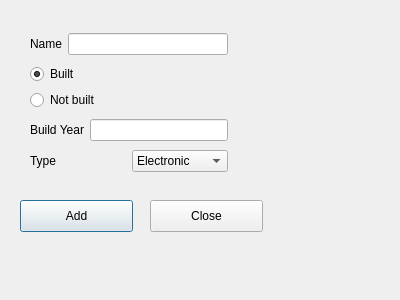
Above: addcomp.ui from sandraBender/VLN1-hopur2 before the change. Below: the same form after it.
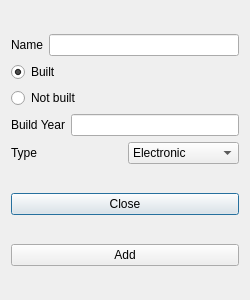
That is the form after the change.

```diff
--- a/addcomp.ui
+++ b/addcomp.ui
@@ -6,48 +6,15 @@
    <rect>
     <x>0</x>
     <y>0</y>
-    <width>400</width>
+    <width>250</width>
     <height>300</height>
    </rect>
   </property>
   <property name="windowTitle">
    <string>Dialog</string>
   </property>
-  <widget class="QPushButton" name="button_add">
-   <property name="geometry">
-    <rect>
-     <x>20</x>
-     <y>200</y>
-     <width>113</width>
-     <height>32</height>
-    </rect>
-   </property>
-   <property name="text">
-    <string>Add</string>
-   </property>
-  </widget>
-  <widget class="QPushButton" name="button_close">
-   <property name="geometry">
-    <rect>
-     <x>150</x>
-     <y>200</y>
-     <width>113</width>
-     <height>32</height>
-    </rect>
-   </property>
-   <property name="text">
-    <string>Close</string>
-   </property>
-  </widget>
-  <widget class="QWidget" name="layoutWidget">
-   <property name="geometry">
-    <rect>
-     <x>30</x>
-     <y>30</y>
-     <width>198</width>
-     <height>145</height>
-    </rect>
-   </property>
+  <layout class="QVBoxLayout" name="verticalLayout_3">
+   <item>
    <layout class="QVBoxLayout" name="verticalLayout_2">
     <item>
      <layout class="QHBoxLayout" name="horizontalLayout">
@@ -142,7 +109,22 @@
      </layout>
     </item>
    </layout>
-  </widget>
+   </item>
+   <item>
+    <widget class="QPushButton" name="button_close">
+     <property name="text">
+      <string>Close</string>
+     </property>
+    </widget>
+   </item>
+   <item>
+    <widget class="QPushButton" name="button_add">
+     <property name="text">
+      <string>Add</string>
+     </property>
+    </widget>
+   </item>
+  </layout>
  </widget>
  <resources/>
  <connections>
```
Lines whose indentation alone changed are shown as unchanged.
